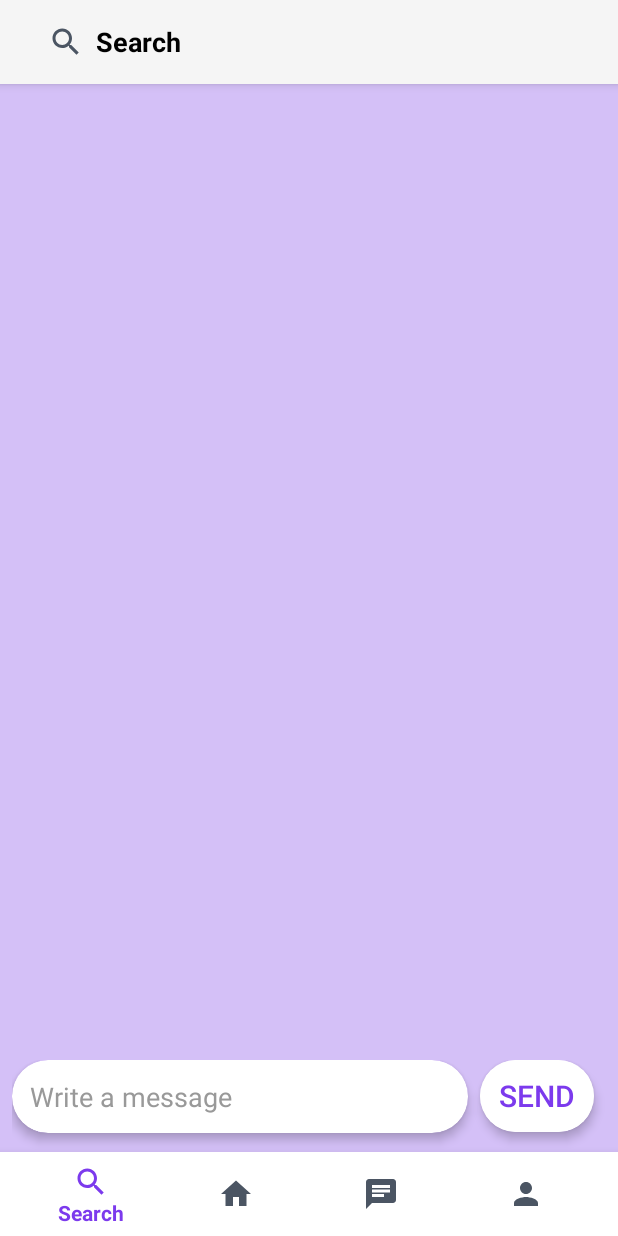
After one commit to maidads/Neighborly, an Android app built with Jetpack Compose: the fragment ChatDetailFragment placed in its activity, on a phone screen of 412 x 824 dp. The commit adds this screen. Run offline under Robolectric (Android 15) with nearby library versions, the phone set to English and light mode, and no system bars; our stand-ins replace Firebase (no records; nobody signed in at launch, a user with empty details on screens opened directly).

Commit message:
fixing design on messages

```diff
--- a/app/build.gradle.kts
+++ b/app/build.gradle.kts
@@ -2,6 +2,7 @@ plugins {
     id("com.android.application")
     id("org.jetbrains.kotlin.android")
     id("com.google.gms.google-services")
+    id("androidx.navigation.safeargs.kotlin")
 }
 
 android {
@@ -41,7 +42,7 @@ android {
         compose = true
     }
     composeOptions {
-        kotlinCompilerExtensionVersion = "1.4.3"
+        kotlinCompilerExtensionVersion = "1.5.3"
     }
     packaging {
         resources {
--- /dev/null
+++ b/app/src/main/java/com/example/myneighborly/ChatDetailFragment.kt
@@ -0,0 +1,124 @@
+package com.example.myneighborly
+import android.os.Bundle
+import android.util.Log
+import android.view.LayoutInflater
+import android.view.View
+import android.view.ViewGroup
+import android.widget.Button
+import android.widget.EditText
+import androidx.fragment.app.Fragment
+import androidx.recyclerview.widget.LinearLayoutManager
+import androidx.recyclerview.widget.RecyclerView
+import com.example.myneighborly.ChatPreview
+import com.example.myneighborly.ChatsAdapter
+import com.example.myneighborly.R
+import com.google.firebase.auth.FirebaseAuth
+import com.google.firebase.firestore.FirebaseFirestore
+import com.google.firebase.firestore.Query
+
+class ChatDetailFragment : Fragment() {
+
+    private lateinit var messageInput: EditText
+    private lateinit var sendButton: Button
+    private lateinit var recyclerView: RecyclerView
+    private val messageList = mutableListOf<ChatMessage>()
+    private lateinit var adapter: MessageAdapter
+    private lateinit var chatId: String
+    private val db = FirebaseFirestore.getInstance()
+    private lateinit var currentUserId: String
+    private lateinit var receiverId: String
+
+    override fun onCreateView(
+        inflater: LayoutInflater, container: ViewGroup?,
+        savedInstanceState: Bundle?
+    ): View? {
+        val view = inflater.inflate(R.layout.fragment_chat_detail, container, false)
+
+
+        messageInput = view.findViewById(R.id.messageInput)
+        sendButton = view.findViewById(R.id.sendButton)
+        recyclerView = view.findViewById(R.id.messageRecyclerView)
+        chatId = arguments?.getString("chatId") ?: return view
+
+        //val args = ChatDetailFragmentArgs.fromBundle(requireArguments())
+        //chatId = args.chatId
+        chatId = arguments?.getString("chatId") ?: ""
+        if (chatId.isEmpty()) {
+            Log.e("CHAT_DETAIL", "chatId saknas!")
+            return view
+        }
+        Log.d("CHAT_DETAIL", "chatId från bundle: $chatId")
+        currentUserId = FirebaseAuth.getInstance().currentUser?.uid ?: return view
+
+        adapter = MessageAdapter(messageList, currentUserId)
+        recyclerView.layoutManager = LinearLayoutManager(requireContext())
+        recyclerView.adapter = adapter
+
+
+        val parts = chatId.split("-")
+        receiverId = if (parts[0] == currentUserId) parts[1] else parts[0]
+
+        val chatRef = db.collection("chats").document(chatId)
+        chatRef.get().addOnSuccessListener { doc ->
+            if (!doc.exists()) {
+                val chatData = mapOf(
+                    "participants" to listOf(currentUserId, receiverId),
+                    "lastMessage" to "",
+                    "timestamp" to System.currentTimeMillis()
+                )
+                chatRef.set(chatData)
+            }
+        }
+
+        listenForMessages()
+        sendButton.setOnClickListener { sendMessage() }
+
+        return view
+    }
+
+    private fun listenForMessages() {
+        db.collection("chats").document(chatId)
+            .collection("messages")
+            .orderBy("timestamp", Query.Direction.ASCENDING)
+            .addSnapshotListener { snapshot, error ->
+                if (error != null || snapshot == null) {
+                    Log.e("CHAT_DETAIL", "Kunde inte hämta meddelanden", error)
+                    return@addSnapshotListener
+                }
+                messageList.clear()
+                for (doc in snapshot.documents) {
+                    val msg = doc.toObject(ChatMessage::class.java)
+                    if (msg != null) {
+                        messageList.add(msg)
+                    }
+                }
+                adapter.notifyDataSetChanged()
+                recyclerView.scrollToPosition(messageList.size - 1)
+            }
+    }
+
+    private fun sendMessage() {
+        val text = messageInput.text.toString().trim()
+        if (text.isEmpty()) return
+
+        val message = ChatMessage(
+            senderId = currentUserId,
+            senderName = "You",
+            text = text,
+            timestamp = System.currentTimeMillis()
+        )
+
+        db.collection("chats").document(chatId)
+            .collection("messages")
+            .add(message)
+            .addOnSuccessListener {
+                messageInput.text.clear()
+            }
+
+        db.collection("chats").document(chatId)
+            .update(mapOf(
+                "lastMessage" to text,
+                "timestamp" to System.currentTimeMillis()
+            ))
+    }
+}
--- a/app/src/main/java/com/example/myneighborly/HelpAdapter.kt
+++ b/app/src/main/java/com/example/myneighborly/HelpAdapter.kt
@@ -4,9 +4,13 @@ import android.view.ViewGroup
 import android.widget.Button
 import android.widget.ImageView
 import android.widget.TextView
+import androidx.navigation.Navigation.findNavController
 import androidx.recyclerview.widget.RecyclerView
 import com.example.myneighborly.HelpRequest
 import com.example.myneighborly.R
+import com.example.myneighborly.generateChatId
+import com.google.firebase.auth.FirebaseAuth
+import com.example.myneighborly.HelpNeededFragmentDirections
 
 class HelpAdapter(
     private val helpList: List<HelpRequest>,
--- /dev/null
+++ b/app/src/main/java/com/example/myneighborly/Utils.kt
@@ -0,0 +1,5 @@
+package com.example.myneighborly
+
+fun generateChatId(user1: String, user2: String): String {
+    return if (user1 < user2) "$user1-$user2" else "$user2-$user1"
+}
--- /dev/null
+++ b/app/src/main/res/layout/fragment_chat_detail.xml
@@ -0,0 +1,61 @@
+<RelativeLayout xmlns:android="http://schemas.android.com/apk/res/android"
+    android:layout_width="match_parent"
+    android:layout_height="match_parent"
+    xmlns:app="http://schemas.android.com/apk/res-auto"
+    android:background="#4D7C3AED">
+
+    <androidx.recyclerview.widget.RecyclerView
+        android:id="@+id/messageRecyclerView"
+        android:layout_width="match_parent"
+        android:layout_height="match_parent"
+        android:layout_weight="1"
+        android:padding="8dp" />
+
+    <LinearLayout
+        android:layout_width="match_parent"
+        android:layout_height="125dp"
+        android:layout_alignParentBottom="true"
+        android:orientation="horizontal"
+        android:padding="8dp"
+        android:paddingTop="20dp">
+
+        <androidx.cardview.widget.CardView
+            android:layout_width="0dp"
+            android:layout_height="wrap_content"
+            android:layout_weight="1"
+            android:layout_marginEnd="8dp"
+            app:cardCornerRadius="24dp"
+            app:cardElevation="4dp"
+            app:cardBackgroundColor="@android:color/white">
+
+            <EditText
+                android:id="@+id/messageInput"
+                android:layout_width="match_parent"
+                android:layout_height="wrap_content"
+                android:background="@android:color/transparent"
+                android:hint="Write a message"
+                android:padding="12dp"
+                android:textColor="@android:color/black"
+                android:textColorHint="#999"/>
+        </androidx.cardview.widget.CardView>
+
+        <androidx.cardview.widget.CardView
+            android:layout_width="76dp"
+            android:layout_height="wrap_content"
+            android:layout_marginEnd="8dp"
+            app:cardBackgroundColor="@android:color/white"
+            app:cardCornerRadius="24dp"
+            app:cardElevation="4dp">
+
+            <Button
+                android:id="@+id/sendButton"
+                android:layout_width="wrap_content"
+                android:layout_height="match_parent"
+                android:background="@color/white"
+                android:text="Send"
+                android:textColor="@color/purple_500"
+                android:textSize="20dp" />
+        </androidx.cardview.widget.CardView>
+
+    </LinearLayout>
+</RelativeLayout>
--- a/build.gradle.kts
+++ b/build.gradle.kts
@@ -1,10 +1,11 @@
 buildscript {
     dependencies {
         classpath("com.google.gms:google-services:4.4.2")
+        classpath ("androidx.navigation:navigation-safe-args-gradle-plugin:2.7.0")
     }
 }
 // Top-level build file where you can add configuration options common to all sub-projects/modules.
 plugins {
     id("com.android.application") version "8.1.3" apply false
-    id("org.jetbrains.kotlin.android") version "1.8.10" apply false
+    id("org.jetbrains.kotlin.android") version "1.9.10" apply false
 }
```
Also changed, not shown: app/src/main/java/com/example/myneighborly/ChatMessage.kt (added, +8 -0 lines), app/src/main/java/com/example/myneighborly/ChatPreview.kt (added, +8 -0 lines), app/src/main/java/com/example/myneighborly/ChatsAdapter.kt (added, +45 -0 lines), app/src/main/java/com/example/myneighborly/ChatsFragment.kt (+109 -41 lines), app/src/main/java/com/example/myneighborly/HelpNeededFragment.kt (+10 -2 lines), app/src/main/java/com/example/myneighborly/MessageAdapter.kt (added, +52 -0 lines), app/src/main/res/drawable/bg_received.xml (added, +12 -0 lines), app/src/main/res/drawable/bg_sent.xml (added, +13 -0 lines), app/src/main/res/layout/activity_splash.xml (+19 -10 lines), app/src/main/res/layout/chat_preview_item.xml (added, +53 -0 lines), app/src/main/res/layout/fragment_chats.xml (+12 -0 lines), app/src/main/res/layout/item_message_received.xml (added, +56 -0 lines), app/src/main/res/layout/item_message_sent.xml (added, +34 -0 lines), app/src/main/res/navigation/nav_graph.xml (+28 -0 lines).
